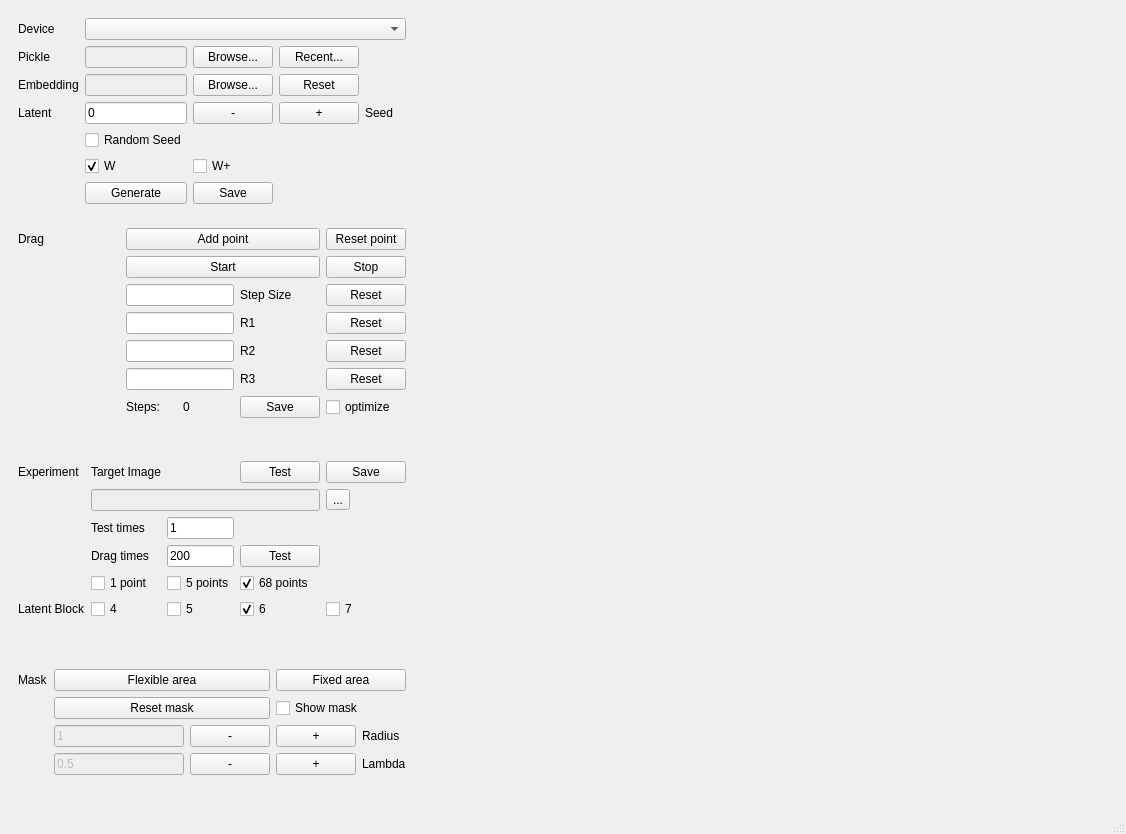
Qt form ui/mainwindow.ui (Mech-Who/MyDragGAN) before a commit.
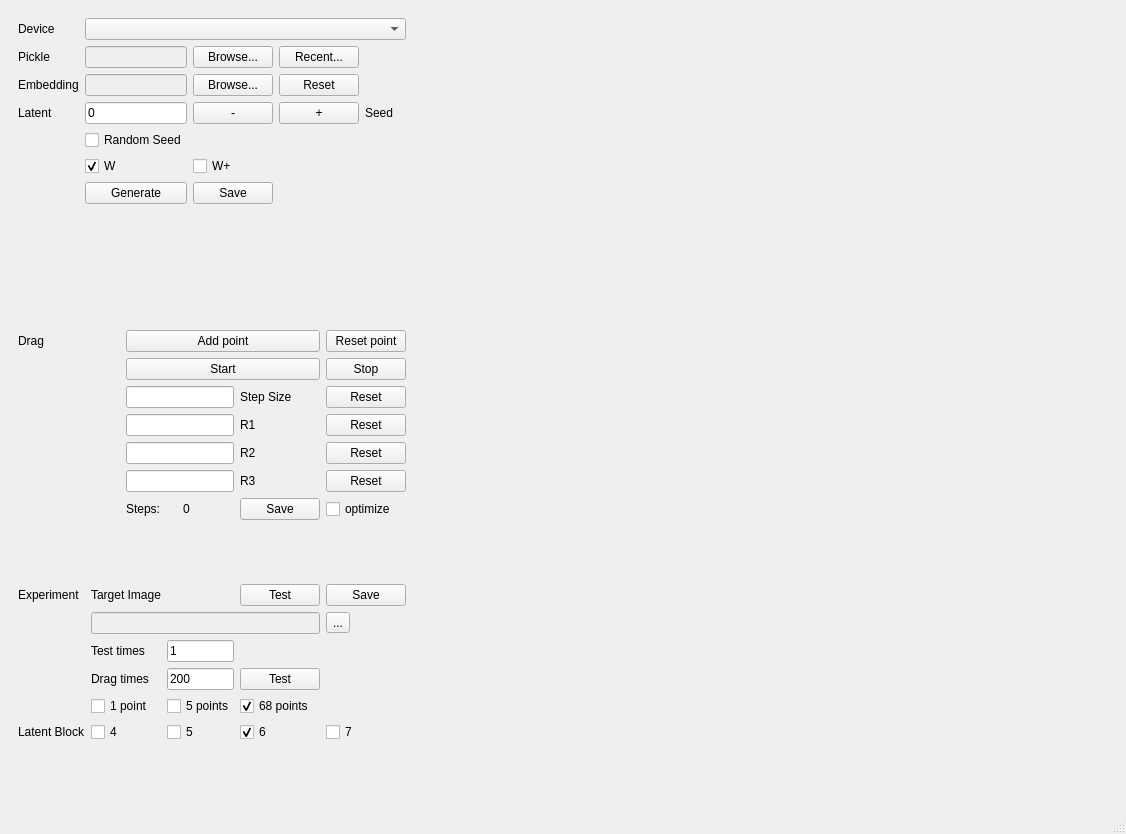
The same form after that commit. Custom widgets are drawn as their Qt base class.

Commit message: 更新界面

Diff of the .ui file:
```diff
--- a/ui/mainwindow.ui
+++ b/ui/mainwindow.ui
@@ -424,122 +424,6 @@
       </layout>
      </widget>
     </item>
-    <item row="4" column="0">
-     <widget class="QWidget" name="mask" native="true">
-      <layout class="QGridLayout" name="gridLayout_4" columnstretch="0,0,0,0,0">
-       <item row="2" column="3">
-        <widget class="QPushButton" name="Plus4Radius_PushButton">
-         <property name="text">
-          <string>+</string>
-         </property>
-        </widget>
-       </item>
-       <item row="3" column="2">
-        <widget class="QPushButton" name="Minus4Lambda_PushButton">
-         <property name="text">
-          <string>-</string>
-         </property>
-        </widget>
-       </item>
-       <item row="4" column="2">
-        <spacer name="verticalSpacer_2">
-         <property name="orientation">
-          <enum>Qt::Vertical</enum>
-         </property>
-         <property name="sizeHint" stdset="0">
-          <size>
-           <width>20</width>
-           <height>40</height>
-          </size>
-         </property>
-        </spacer>
-       </item>
-       <item row="3" column="1">
-        <widget class="QLineEdit" name="Lambda_LineEdit">
-         <property name="enabled">
-          <bool>false</bool>
-         </property>
-         <property name="text">
-          <string>0.5</string>
-         </property>
-        </widget>
-       </item>
-       <item row="1" column="3" colspan="2">
-        <widget class="QCheckBox" name="ShowMask_CheckBox">
-         <property name="text">
-          <string>Show mask</string>
-         </property>
-        </widget>
-       </item>
-       <item row="1" column="1" colspan="2">
-        <widget class="QPushButton" name="ResetMask_PushButton">
-         <property name="text">
-          <string>Reset mask</string>
-         </property>
-        </widget>
-       </item>
-       <item row="0" column="0">
-        <widget class="QLabel" name="Mask_Label">
-         <property name="text">
-          <string>Mask</string>
-         </property>
-        </widget>
-       </item>
-       <item row="3" column="4">
-        <widget class="QLabel" name="Lambda_Label">
-         <property name="text">
-          <string>Lambda</string>
-         </property>
-        </widget>
-       </item>
-       <item row="2" column="4">
-        <widget class="QLabel" name="Radius_Label">
-         <property name="text">
-          <string>Radius</string>
-         </property>
-        </widget>
-       </item>
-       <item row="2" column="1">
-        <widget class="QLineEdit" name="Radius_LineEdit">
-         <property name="enabled">
-          <bool>false</bool>
-         </property>
-         <property name="text">
-          <string>1</string>
-         </property>
-        </widget>
-       </item>
-       <item row="0" column="1" colspan="2">
-        <widget class="QPushButton" name="FlexibleArea_PushButton">
-         <property name="text">
-          <string>Flexible area</string>
-         </property>
-        </widget>
-       </item>
-       <item row="2" column="2">
-        <widget class="QPushButton" name="Minus4Radius_PushButton">
-         <property name="text">
-          <string>-</string>
-         </property>
-        </widget>
-       </item>
-       <item row="3" column="3">
-        <widget class="QPushButton" name="Plus4Lambda_PushButton">
-         <property name="text">
-          <string>+</string>
-         </property>
-        </widget>
-       </item>
-       <item row="0" column="3" colspan="2">
-        <widget class="QPushButton" name="FixedArea_PushButton">
-         <property name="text">
-          <string>Fixed area</string>
-         </property>
-        </widget>
-       </item>
-      </layout>
-     </widget>
-    </item>
     <item row="0" column="1" rowspan="5">
      <widget class="ImageWidget" name="Image_Widget" native="true"/>
     </item>
```
Left out of the diff: 4 changed lines with no effect on the pictures. The commit also changes 2 other files.
